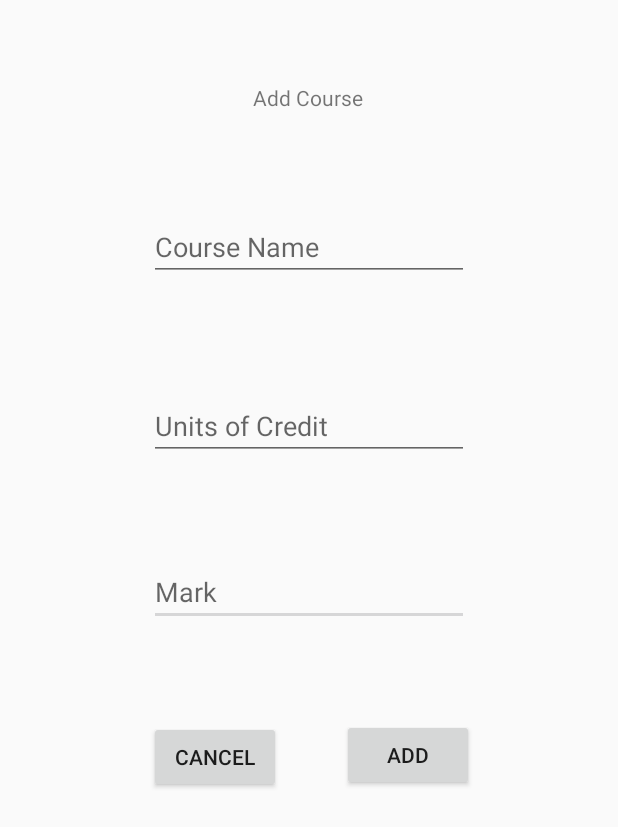
After one commit to cindyhn/UniverCityApp, an Android app: the CreateNewCourseActivity screen opened directly, with no data from a screen before it, on a phone screen of 412 x 824 dp. The commit adds this screen. Shown: the top 827 px of the screen. Run offline under Robolectric (Android 15) with nearby library versions, the phone set to English and light mode, and no system bars.

Commit message:
Ability to add courses.

```diff
--- a/app/src/main/AndroidManifest.xml
+++ b/app/src/main/AndroidManifest.xml
@@ -14,7 +14,8 @@
         android:roundIcon="@mipmap/ic_launcher_round"
         android:supportsRtl="true"
         android:theme="@style/AppTheme">
-        <activity android:name=".HelpActivity"></activity>
+        <activity android:name=".CreateNewCourseActivity"></activity>
+        <activity android:name=".HelpActivity" />
         <activity android:name=".MyWamActivity" />
         <activity android:name=".UseExistingWamActivity" />
         <activity android:name=".ExplorationActivity" />
--- /dev/null
+++ b/app/src/main/java/com/example/univercityapp/CreateNewCourseActivity.java
@@ -0,0 +1,70 @@
+package com.example.univercityapp;
+
+import android.content.Intent;
+import android.support.v7.app.AppCompatActivity;
+import android.os.Bundle;
+import android.view.View;
+import android.widget.ArrayAdapter;
+import android.widget.Button;
+import android.widget.EditText;
+import android.widget.ListView;
+import android.widget.Toast;
+
+import java.sql.SQLOutput;
+import java.util.ArrayList;
+import java.util.List;
+
+public class CreateNewCourseActivity extends AppCompatActivity {
+
+    Button btAdd;
+    EditText etCourseName;
+    EditText etUnitsOfCredit;
+    EditText etMark;
+    ListView listView;
+
+    ArrayList<Course> courses = new ArrayList<>();
+
+    @Override
+    protected void onCreate(Bundle savedInstanceState) {
+        super.onCreate(savedInstanceState);
+        setContentView(R.layout.activity_create_new_course);
+
+        btAdd = findViewById(R.id.btAdd);
+        etCourseName = findViewById(R.id.etCourseName);
+        etUnitsOfCredit = findViewById(R.id.etUnitsOfCredit);
+        etMark = findViewById(R.id.etMark);
+        listView = findViewById(R.id.listView);
+
+        btAdd.setOnClickListener(new View.OnClickListener() {
+            @Override
+            public void onClick(View v) {
+                String getInputCourseName = etCourseName.getText().toString();
+                int getInputUnitsOfCredit = Integer.parseInt(etUnitsOfCredit.getText().toString());
+                int getInputMark = Integer.parseInt(etMark.getText().toString());
+
+                if (courses.contains(getInputCourseName)) {
+                    Toast.makeText(getBaseContext(), "Item Already Added To The Array", Toast.LENGTH_LONG).show();
+                }
+                else if (getInputCourseName == null || getInputCourseName.trim().equals("")) {
+                    Toast.makeText(getBaseContext(), "Input Field Is Empty", Toast.LENGTH_LONG).show();
+                }
+                else {
+                    courses.add(new Course(getInputCourseName, getInputUnitsOfCredit, getInputMark));
+
+                    for (int i = 0; i < courses.size(); i++) {
+                        System.out.println(courses.get(i).getName() + courses.get(i).getUoc() + courses.get(i).getMark());
+                        ArrayAdapter<Course> adapter = new ArrayAdapter<Course>(CreateNewCourseActivity.this, android.R.layout.simple_list_item_1, courses);
+                        listView.setAdapter(adapter);
+                    }
+
+
+                }
+            }
+        });
+    }
+
+    public void launchMyWamScreen(View v) {
+        Intent myIntent = new Intent(getBaseContext(), MyWamActivity.class);
+        startActivity(myIntent);
+    }
+}
--- a/app/src/main/java/com/example/univercityapp/Global.java
+++ b/app/src/main/java/com/example/univercityapp/Global.java
@@ -20,6 +20,7 @@ public class Global {
 
 
     public static String previousWam;
-    public static double wam = 0;
     public static String grade;
+    public static String newWam;
+    public static String totalUOC;
 }
--- a/app/src/main/java/com/example/univercityapp/MyWamActivity.java
+++ b/app/src/main/java/com/example/univercityapp/MyWamActivity.java
@@ -27,4 +27,9 @@ public class MyWamActivity extends AppCompatActivity {
         Intent myIntent = new Intent(getBaseContext(), UseExistingWamActivity.class);
         startActivity(myIntent);
     }
+
+    public void launchCreateNewCourseScreen(View v) {
+        Intent myIntent = new Intent(getBaseContext(), CreateNewCourseActivity.class);
+        startActivity(myIntent);
+    }
 }
--- /dev/null
+++ b/app/src/main/res/layout/activity_create_new_course.xml
@@ -0,0 +1,97 @@
+<?xml version="1.0" encoding="utf-8"?>
+<android.support.constraint.ConstraintLayout xmlns:android="http://schemas.android.com/apk/res/android"
+    xmlns:app="http://schemas.android.com/apk/res-auto"
+    xmlns:tools="http://schemas.android.com/tools"
+    android:layout_width="match_parent"
+    android:layout_height="match_parent"
+    tools:context=".CreateNewCourseActivity">
+
+    <EditText
+        android:id="@+id/etMark"
+        android:layout_width="wrap_content"
+        android:layout_height="wrap_content"
+        android:layout_marginStart="99dp"
+        android:layout_marginTop="65dp"
+        android:layout_marginEnd="99dp"
+        android:ems="10"
+        android:hint="Mark"
+        android:inputType="number"
+        app:layout_constraintEnd_toEndOf="parent"
+        app:layout_constraintStart_toStartOf="parent"
+        app:layout_constraintTop_toBottomOf="@+id/etUnitsOfCredit" />
+
+    <EditText
+        android:id="@+id/etCourseName"
+        android:layout_width="wrap_content"
+        android:layout_height="wrap_content"
+        android:layout_marginStart="99dp"
+        android:layout_marginTop="67dp"
+        android:layout_marginEnd="99dp"
+        android:ems="10"
+        android:hint="Course Name"
+        app:layout_constraintEnd_toEndOf="parent"
+        app:layout_constraintHorizontal_bias="0.0"
+        app:layout_constraintStart_toStartOf="parent"
+        app:layout_constraintTop_toBottomOf="@+id/tvAddCourse" />
+
+    <TextView
+        android:id="@+id/tvAddCourse"
+        android:layout_width="wrap_content"
+        android:layout_height="wrap_content"
+        android:layout_marginStart="168dp"
+        android:layout_marginTop="55dp"
+        android:layout_marginEnd="169dp"
+        android:text="Add Course"
+        app:layout_constraintEnd_toEndOf="parent"
+        app:layout_constraintStart_toStartOf="parent"
+        app:layout_constraintTop_toTopOf="parent" />
+
+    <EditText
+        android:id="@+id/etUnitsOfCredit"
+        android:layout_width="wrap_content"
+        android:layout_height="wrap_content"
+        android:layout_marginStart="99dp"
+        android:layout_marginTop="74dp"
+        android:layout_marginEnd="99dp"
+        android:ems="10"
+        android:hint="Units of Credit"
+        android:inputType="number"
+        app:layout_constraintEnd_toEndOf="parent"
+        app:layout_constraintHorizontal_bias="0.0"
+        app:layout_constraintStart_toStartOf="parent"
+        app:layout_constraintTop_toBottomOf="@+id/etCourseName" />
+
+    <Button
+        android:id="@+id/btCancel"
+        android:layout_width="wrap_content"
+        android:layout_height="wrap_content"
+        android:layout_marginStart="99dp"
+        android:layout_marginTop="63dp"
+        android:onClick="launchMyWamScreen"
+        android:text="Cancel"
+        app:layout_constraintStart_toStartOf="parent"
+        app:layout_constraintTop_toBottomOf="@+id/etMark" />
+
+    <Button
+        android:id="@+id/btAdd"
+        android:layout_width="wrap_content"
+        android:layout_height="wrap_content"
+        android:layout_marginStart="40dp"
+        android:layout_marginTop="62dp"
+        android:layout_marginEnd="96dp"
+        android:text="Add"
+        app:layout_constraintEnd_toEndOf="parent"
+        app:layout_constraintStart_toEndOf="@+id/btCancel"
+        app:layout_constraintTop_toBottomOf="@+id/etMark" />
+
+    <ListView
+        android:id="@+id/listView"
+        android:layout_width="395dp"
+        android:layout_height="189dp"
+        android:layout_marginStart="8dp"
+        android:layout_marginTop="8dp"
+        android:layout_marginEnd="8dp"
+        app:layout_constraintEnd_toEndOf="parent"
+        app:layout_constraintStart_toStartOf="parent"
+        app:layout_constraintTop_toBottomOf="@+id/btCancel" />
+</android.support.constraint.ConstraintLayout>
```
Also changed, not shown: app/src/main/java/com/example/univercityapp/Course.java (added, +48 -0 lines), app/src/main/res/layout/activity_my_wam.xml (+13 -0 lines).
